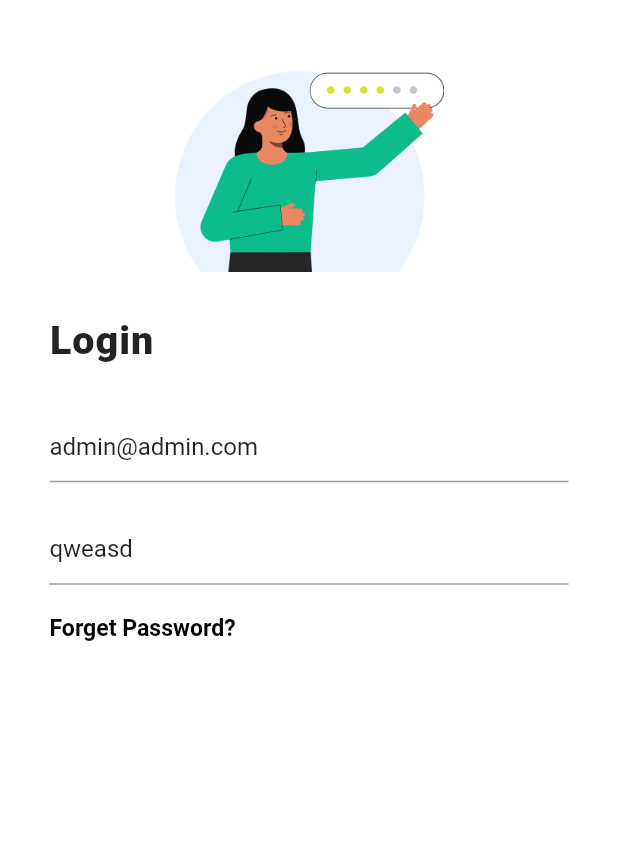
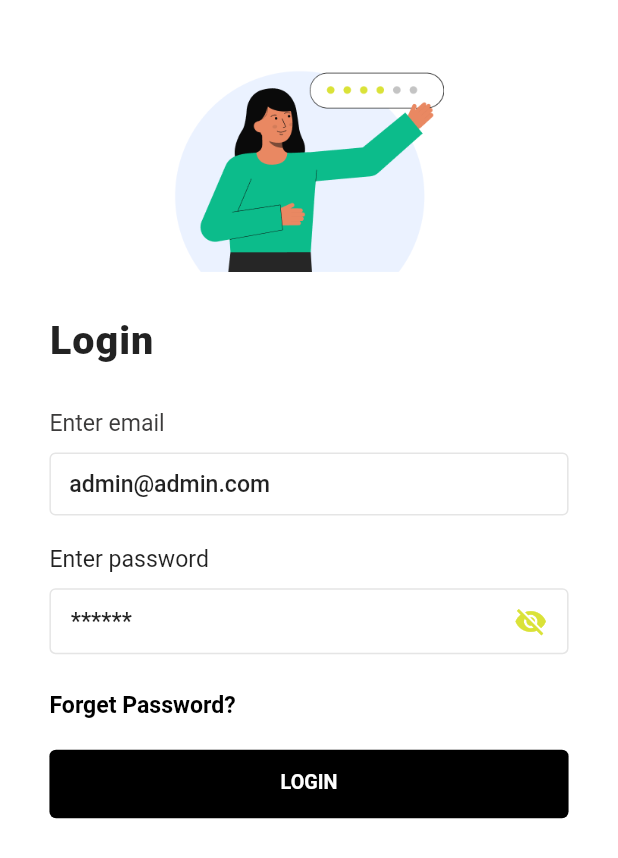
Before and after one commit to bilalhodzic/flutter_app_taxi, a Flutter app: the screen it shows after launch, on a phone screen of 412 x 824 dp. Shown: the top 858 px of the screen. Run offline on Flutter 3.47's test engine with Material 2 defaults, Android fonts, the phone set to English and light mode, and no system bars.

Commit message:
added login screen

```diff
--- a/lib/screens/login.dart
+++ b/lib/screens/login.dart
@@ -1,6 +1,8 @@
 import 'package:flutter/cupertino.dart';
 import 'package:flutter/material.dart';
 import 'package:flutter_app/utils/sizeConfig.dart';
+import 'package:flutter_app/widgets/custom_button.dart';
+import 'package:flutter_app/widgets/custom_text_field.dart';
 
 class LoginScreen extends StatefulWidget {
   LoginScreen({Key? key}) : super(key: key);
@@ -18,12 +20,16 @@ class _LoginScreenState extends State<LoginScreen> {
   bool isError = false;
   bool terms = false;
 
+  GlobalKey<FormState> _formKey = GlobalKey<FormState>();
+
   @override
   void initState() {
     emailController.text = 'admin@admin.com';
     pwdController.text = 'qweasd';
     super.initState();
   }
+
+  login() async {}
 
   @override
   Widget build(BuildContext context) {
@@ -44,24 +50,79 @@ class _LoginScreenState extends State<LoginScreen> {
             height: h * 133,
           ),
           sh(30),
-  Form(child: Column(
+          Form(
+              key: _formKey,
+              child: Column(
                 crossAxisAlignment: CrossAxisAlignment.start,
                 children: [
                   Text('Login',
-    style:TextStyle(fontSize: b*24,
-    fontWeight: FontWeight.w900, letterSpacing: 0.65)),
+                      style: TextStyle(
+                          fontSize: b * 24,
+                          fontWeight: FontWeight.w900,
+                          letterSpacing: 0.65)),
                   sh(30),
-    TextField(controller: emailController,),
+                  CustomTextField(
+                    controller: emailController,
+                    label: 'Enter email',
+                    validator: (value) {
+                      Pattern emailPattern =
+                          r'^(([^<>()[\]\\.,;:\s@\"]+(\.[^<>()[\]\\.,;:\s@\"]+)*)|(\".+\"))@((\[[0-9]{1,3}\.[0-9]{1,3}\.[0-9]{1,3}\.[0-9]{1,3}\])|(([a-zA-Z\-0-9]+\.)+[a-zA-Z]{2,}))$';
+                      RegExp regex = new RegExp(emailPattern.toString());
+                      if (value!.isEmpty) {
+                        setState(() {
+                          isError = true;
+                        });
+                        return 'Field cannot be empty!';
+                      } else if ((!regex.hasMatch(value.trim()))) {
+                        setState(() {
+                          isError = true;
+                        });
+                        return 'Email is not valid!';
+                      } else
+                        return null;
+                    },
+                  ),
                   sh(20),
-    TextField(controller: pwdController,),
+                  CustomTextFieldPassword(
+                    controller: pwdController,
+                    label: 'Enter password',
+                    error: isError,
+                    validator: (val) {
+                      if (val!.trim() == "") {
+                        setState(() {
+                          isError = true;
+                        });
+                        return 'Field cannot be empty';
+                      } else {
+                        setState(() {
+                          isError = false;
+                        });
+                        return null;
+                      }
+                    },
+                  ),
                   sh(20),
-    InkWell(child: Text(
-      'Forget Password?',
-      style:TextStyle(fontWeight: FontWeight.w700,
+                  InkWell(
+                      child: Text('Forget Password?',
+                          style: TextStyle(
+                              fontWeight: FontWeight.w700,
                               color: Colors.black,
-      fontSize: b*14)))
+                              fontSize: b * 14))),
+                  sh(20),
+                  Center(
+                      child: CustomButton(
+                    label: 'Login',
+                    onPressed: () async {
+                      FocusScope.of(context).unfocus();
+                      if (!_formKey.currentState!.validate()) return null;
 
-  ],))
+                      isPressed = true;
+                      setState(() {});
+                      login();
+                    },
+                  )),
+                ],
+              ))
         ]),
       )),
     );
--- /dev/null
+++ b/lib/widgets/custom_button.dart
@@ -0,0 +1,77 @@
+import 'package:flutter/material.dart';
+import 'package:flutter_app/utils/sizeConfig.dart';
+
+class CustomButton extends StatelessWidget {
+  const CustomButton(
+      {@required this.label,
+      this.width,
+      @override this.onPressed,
+      this.isShadow,
+      this.vertPad,
+      this.height});
+  final String? label;
+  final double? width;
+  final bool? isShadow;
+  final double? vertPad;
+  final double? height;
+  final void Function()? onPressed;
+
+  @override
+  Widget build(BuildContext context) {
+    SizeConfig().init(context);
+    var h = SizeConfig.screenHeight / 812;
+    var b = SizeConfig.screenWidth / 375;
+
+    return InkWell(
+      onTap: onPressed,
+      child: Container(
+        width: SizeConfig.screenWidth,
+        height: height ?? h * 45,
+        alignment: Alignment.center,
+        padding: EdgeInsets.symmetric(
+          vertical: vertPad != null ? vertPad! : h * 16,
+        ),
+        decoration: BoxDecoration(
+          color: Colors.black,
+          borderRadius: BorderRadius.circular(b * 4),
+        ),
+        child: Text(
+          label!.toUpperCase(),
+          style: TextStyle(
+            color: Colors.white,
+            fontWeight: FontWeight.w700,
+            height: 1,
+            fontSize: b * 12,
+          ),
+        ),
+      ),
+    );
+  }
+}
+
+class LoadingButton extends StatelessWidget {
+  const LoadingButton({Key? key, this.width}) : super(key: key);
+
+  final double? width;
+
+  @override
+  Widget build(BuildContext context) {
+    SizeConfig().init(context);
+    var h = SizeConfig.screenHeight / 812;
+    var b = SizeConfig.screenWidth / 375;
+
+    return Container(
+      width: SizeConfig.screenWidth,
+      alignment: Alignment.center,
+      padding: EdgeInsets.symmetric(vertical: h * 12),
+      decoration: BoxDecoration(
+        color: Colors.grey.shade300,
+        borderRadius: BorderRadius.circular(b * 5),
+      ),
+      child: Text('...'
+          //color: secondaryColor,
+          //size: b * 20,
+          ),
+    );
+  }
+}
--- /dev/null
+++ b/lib/widgets/custom_text_field.dart
@@ -0,0 +1,268 @@
+import 'package:flutter/material.dart';
+import 'package:flutter_app/utils/colors.dart';
+import 'package:flutter_app/utils/sizeConfig.dart';
+
+class CustomTextField extends StatelessWidget {
+  CustomTextField({
+    @required this.label,
+    @required this.controller,
+    @required this.suffix,
+    @required this.isVisibilty,
+    this.inputType,
+    this.maxLines,
+    this.size,
+    this.spacing,
+    this.minLines,
+    this.vertPad,
+    this.hint,
+    this.validator,
+    this.readOnly,
+    this.maxLength,
+    this.labelSize,
+    this.isBold = false,
+  });
+
+  final String? label;
+  final TextEditingController? controller;
+  final Widget? suffix;
+  final bool? isVisibilty;
+  final TextInputType? inputType;
+  final int? maxLines;
+  final double? size;
+  final double? spacing;
+  final double? vertPad;
+  final int? minLines;
+  final String? hint;
+  final String? Function(String?)? validator;
+  final bool? readOnly;
+  final int? maxLength;
+  final double? labelSize;
+  final bool? isBold;
+
+  @override
+  Widget build(BuildContext context) {
+    SizeConfig().init(context);
+    var b = SizeConfig.screenWidth / 375;
+
+    const outlineInputBorder = OutlineInputBorder(
+      borderSide: BorderSide(
+        color: borderColor,
+      ),
+    );
+    return Column(
+      crossAxisAlignment: CrossAxisAlignment.start,
+      children: [
+        if (label != null)
+          Text(
+            label!,
+            style: TextStyle(
+              fontWeight: isBold! ? FontWeight.w500 : FontWeight.w400,
+              fontSize: labelSize ?? b * 14,
+              color: Color(0xff3c3b3b),
+            ),
+          ),
+        if (label != null) sh(10),
+        TextFormField(
+          key: key,
+          readOnly: readOnly ?? false,
+          validator: validator ??
+              (val) {
+                return null;
+              },
+          style: TextStyle(
+            fontSize: size ?? b * 14,
+            fontWeight: FontWeight.w500,
+            letterSpacing: spacing ?? 0,
+          ),
+          maxLength: maxLength ?? null,
+          controller: controller,
+          keyboardType: inputType ?? TextInputType.text,
+          maxLines: maxLines ?? 1,
+          minLines: minLines ?? 1,
+          decoration: InputDecoration(
+            isDense: true,
+            counterText: '',
+            prefixIcon: suffix != null
+                ? Row(
+                    mainAxisSize: MainAxisSize.min,
+                    children: [
+                      sb(15),
+                      suffix!,
+                    ],
+                  )
+                : null,
+            hintText: hint,
+            hintStyle: TextStyle(
+              fontSize: size ?? b * 14,
+              fontWeight: FontWeight.w400,
+              color: Colors.black.withOpacity(0.7),
+              letterSpacing: spacing ?? 0,
+            ),
+            errorStyle: TextStyle(
+              fontSize: b * 10,
+              fontWeight: FontWeight.w400,
+              color: Colors.black,
+              letterSpacing: spacing ?? 0,
+            ),
+            contentPadding: EdgeInsets.symmetric(
+              horizontal: b * 12,
+              vertical: vertPad ?? 12,
+            ),
+            focusedBorder: outlineInputBorder,
+            focusedErrorBorder: OutlineInputBorder(
+              borderSide: BorderSide(
+                color: Colors.black,
+              ),
+            ),
+            border: outlineInputBorder,
+            errorBorder: OutlineInputBorder(
+              borderSide: BorderSide(
+                color: Colors.black,
+              ),
+            ),
+            enabledBorder: outlineInputBorder,
+          ),
+        )
+      ],
+    );
+  }
+}
+
+class CustomTextFieldPassword extends StatefulWidget {
+  CustomTextFieldPassword({
+    @required this.label,
+    @required this.controller,
+    this.inputType,
+    this.size,
+    this.spacing,
+    this.vertPad,
+    this.hint,
+    this.validator,
+    this.error,
+    this.isMisMatch,
+  });
+
+  final String? label;
+  final TextEditingController? controller;
+  final TextInputType? inputType;
+  final double? size;
+  final double? spacing;
+  final double? vertPad;
+  final String? hint;
+  final bool? error;
+  final String? Function(String?)? validator;
+  bool? isMisMatch;
+
+  @override
+  _AppTextFieldPasswordState createState() => _AppTextFieldPasswordState();
+}
+
+class _AppTextFieldPasswordState extends State<CustomTextFieldPassword> {
+  bool isVisibilty = false;
+  @override
+  Widget build(BuildContext context) {
+    SizeConfig().init(context);
+    var b = SizeConfig.screenWidth / 375;
+
+    return Column(
+      crossAxisAlignment: CrossAxisAlignment.start,
+      children: [
+        Text(
+          widget.label!,
+          style: TextStyle(
+            fontSize: b * 14,
+          ),
+        ),
+        sh(10),
+        Container(
+          padding: EdgeInsets.symmetric(
+            horizontal: b * 12,
+            vertical: widget.vertPad ?? 0,
+          ),
+          decoration: BoxDecoration(
+            border: Border.all(
+              color: widget.error! ? secondaryColor : borderColor,
+            ),
+            borderRadius: BorderRadius.circular(4),
+          ),
+          child: Row(
+            children: [
+              Expanded(
+                child: TextFormField(
+                  validator: widget.validator ??
+                      (val) {
+                        return null;
+                      },
+                  style: TextStyle(
+                    fontSize: widget.size ?? b * 14,
+                    fontWeight: FontWeight.w500,
+                    letterSpacing: widget.spacing ?? 0,
+                  ),
+                  controller: widget.controller,
+                  obscureText: !isVisibilty,
+                  obscuringCharacter: "*",
+                  keyboardType: widget.inputType ?? TextInputType.text,
+                  maxLines: 1,
+                  minLines: 1,
+                  decoration: InputDecoration(
+                    isDense: true,
+                    hintText: widget.hint,
+                    hintStyle: TextStyle(
+                      fontSize: widget.size ?? b * 14,
+                      fontWeight: FontWeight.w400,
+                      color: Colors.black.withOpacity(0.8),
+                      letterSpacing: widget.spacing ?? 0,
+                    ),
+                    errorStyle: TextStyle(
+                      fontSize: 0,
+                      height: 0,
+                    ),
+                    contentPadding: EdgeInsets.symmetric(vertical: 12),
+                    focusedBorder: InputBorder.none,
+                    focusedErrorBorder: InputBorder.none,
+                    border: InputBorder.none,
+                    errorBorder: InputBorder.none,
+                    enabledBorder: InputBorder.none,
+                  ),
+                ),
+              ),
+              InkWell(
+                highlightColor: Colors.transparent,
+                splashColor: Colors.transparent,
+                onTap: () {
+                  isVisibilty = !isVisibilty;
+                  setState(() {});
+                },
+                child: Icon(
+                  isVisibilty ? Icons.visibility : Icons.visibility_off,
+                  size: 22,
+                  color: primaryColor,
+                ),
+              ),
+            ],
+          ),
+        ),
+        sh(5),
+        widget.error!
+            ? widget.isMisMatch!
+                ? Text(
+                    "     " + "* Passwords don't match",
+                    style: TextStyle(
+                      fontSize: b * 10,
+                      fontWeight: FontWeight.w400,
+                      color: secondaryColor,
+                    ),
+                  )
+                : Text(
+                    "     " + 'Field cannot be empty!',
+                    style: TextStyle(
+                      fontSize: b * 10,
+                      fontWeight: FontWeight.w400,
+                      color: secondaryColor,
+                    ),
+                  )
+            : sh(0),
+      ],
+    );
+  }
+}
```
Lines whose indentation alone changed are shown as unchanged.
